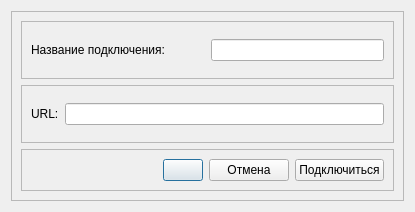
Above: ui/mapserviceconnectionform.ui from Doggerr111/vrsa-gis before the change. Below: the same form after it.
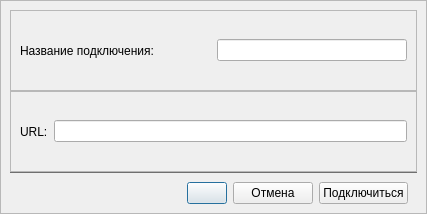
That is the form after the change. Icons and pictures are not drawn.

Commit message: style(ui): improve form layouts and hover effects

Patch:
```diff
--- a/ui/mapserviceconnectionform.ui
+++ b/ui/mapserviceconnectionform.ui
@@ -6,14 +6,29 @@
    <rect>
     <x>0</x>
     <y>0</y>
-    <width>415</width>
-    <height>212</height>
+    <width>427</width>
+    <height>214</height>
    </rect>
   </property>
   <property name="windowTitle">
    <string>Dialog</string>
   </property>
   <layout class="QVBoxLayout" name="verticalLayout">
+   <property name="spacing">
+    <number>0</number>
+   </property>
+   <property name="leftMargin">
+    <number>0</number>
+   </property>
+   <property name="topMargin">
+    <number>0</number>
+   </property>
+   <property name="rightMargin">
+    <number>0</number>
+   </property>
+   <property name="bottomMargin">
+    <number>0</number>
+   </property>
    <item>
     <widget class="QFrame" name="frame">
      <property name="frameShape">
@@ -23,8 +38,30 @@
       <enum>QFrame::Raised</enum>
      </property>
      <layout class="QVBoxLayout" name="verticalLayout_2">
+      <property name="spacing">
+       <number>0</number>
+      </property>
+      <property name="topMargin">
+       <number>9</number>
+      </property>
+      <property name="bottomMargin">
+       <number>0</number>
+      </property>
       <item>
        <widget class="QFrame" name="frameConnectionName">
+        <property name="styleSheet">
+         <string notr="true">/* QFrame без QLabel */
+QFrame:hover {
+    border: 1px solid #4f4f4f;
+    background-color: #2a2a2a;
+}
+
+/* Возвращаем QLabel как было */
+QLabel:hover {
+    border: none;
+    background-color: transparent;
+}</string>
+        </property>
         <property name="frameShape">
          <enum>QFrame::StyledPanel</enum>
         </property>
@@ -54,6 +91,19 @@
       </item>
       <item>
        <widget class="QFrame" name="frameURLstring">
+        <property name="styleSheet">
+         <string notr="true">/* QFrame без QLabel */
+QFrame:hover {
+    border: 1px solid #4f4f4f;
+    background-color: #2a2a2a;
+}
+
+/* Возвращаем QLabel как было */
+QLabel:hover {
+    border: none;
+    background-color: transparent;
+}</string>
+        </property>
         <property name="frameShape">
          <enum>QFrame::StyledPanel</enum>
         </property>
@@ -89,6 +139,15 @@
           <verstretch>0</verstretch>
          </sizepolicy>
         </property>
+        <property name="styleSheet">
+         <string notr="true">QFrame{
+    border-top: 1px solid #6f6f6f;
+    border-right: none;
+    border-bottom: none;
+    border-left: none;
+
+}</string>
+        </property>
         <property name="frameShape">
          <enum>QFrame::StyledPanel</enum>
         </property>
```
The commit also changes 2 other files.
